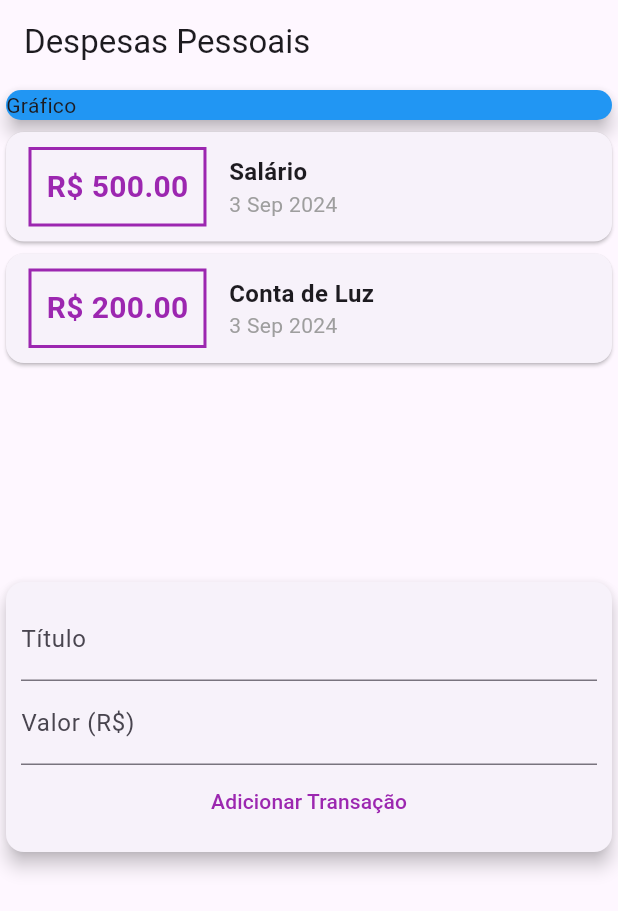
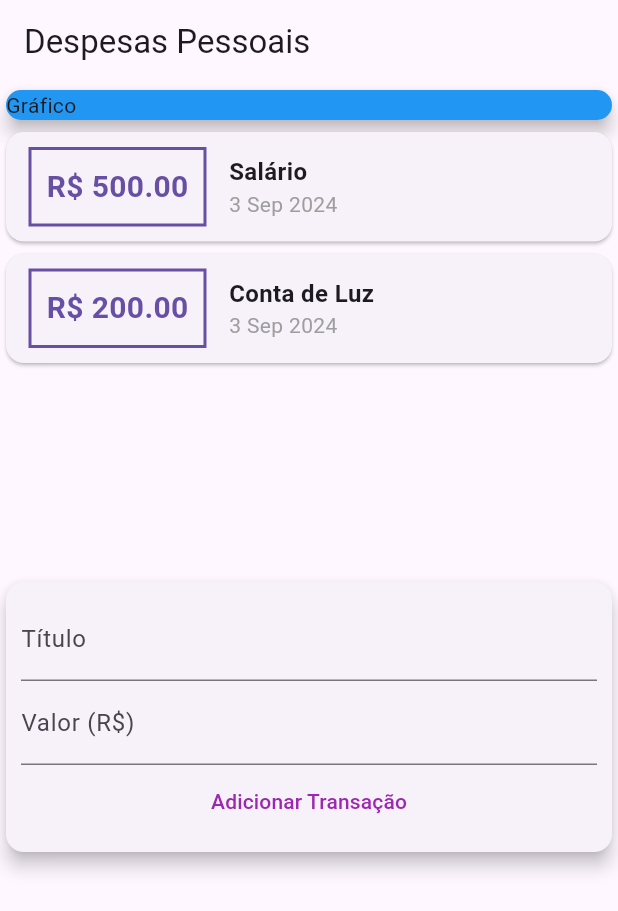
Before and after one commit to jonatasvenancio167/expense_app, a Flutter app: the screen it shows after launch, on a phone screen of 412 x 824 dp. Shown: the top 911 px of the screen. Run offline on Flutter 3.47's test engine with Material 3 defaults, Android fonts, the phone set to English and light mode, and no system bars.

Commit message:
add new theme to the app

```diff
--- a/lib/components/transaction_list.dart
+++ b/lib/components/transaction_list.dart
@@ -24,16 +24,16 @@ class TransactionList extends StatelessWidget {
                   ),
                   decoration: BoxDecoration(
                     border: Border.all(
-                      color: Colors.purple,
+                      color: Theme.of(context).colorScheme.primary,
                       width: 2,
                     ),
                   ),
                   padding: const EdgeInsets.all(10),
                   child: Text('R\$ ${tr.value.toStringAsFixed(2)}',
-                      style: const TextStyle(
+                      style: TextStyle(
                         fontWeight: FontWeight.bold,
                         fontSize: 20,
-                        color: Colors.purple,
+                        color: Theme.of(context).colorScheme.primary,
                       )),
                 ),
                 Column(
```
